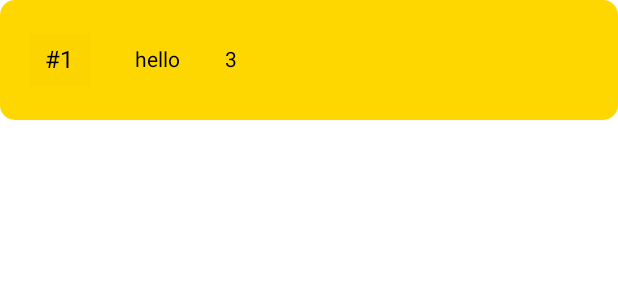
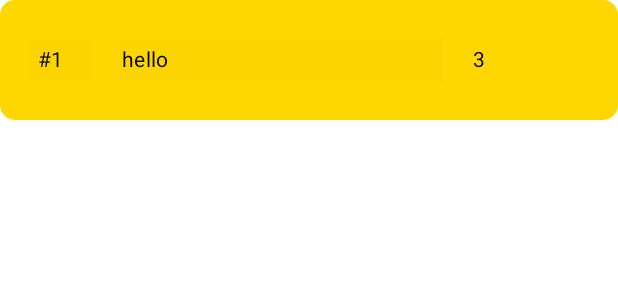
Before and after one commit to steveng85/AppDevelopment, an Android app built with Jetpack Compose: the @Preview function BoardListItemPreview, on a phone screen of 412 x 824 dp. Shown: the top 300 px of the screen. Run offline under Robolectric (Android 15) with nearby library versions, the phone set to English and light mode, and no system bars.

Commit message:
Basic ui done

```diff
--- a/app/src/main/java/com/example/appdevelopment/navigation/NavGraph.kt
+++ b/app/src/main/java/com/example/appdevelopment/navigation/NavGraph.kt
@@ -16,6 +16,7 @@ import com.example.appdevelopment.ui.screens.PasswordResetScreen
 import com.example.appdevelopment.ui.screens.cameraView.CameraScreen
 import com.example.appdevelopment.ui.screens.createAccountView.CreateAccountViewModel
 import com.example.appdevelopment.ui.screens.forgotPasswordView.ForgotPasswordViewModel
+import com.example.appdevelopment.ui.screens.leaderboardsView.LeaderboardScreen
 import com.example.appdevelopment.ui.screens.loginView.LoginViewModel
 
 @ExperimentalMaterial3Api
@@ -65,6 +66,9 @@ fun NavGraph(
             composable(route = Screen.Camera.route) {
                 CameraScreen(navController = navController)
             }
+            composable(route = Screen.Leaderboards.route){
+                LeaderboardScreen(navController = navController)
+            }
         }
     }
 }
--- a/app/src/main/java/com/example/appdevelopment/navigation/Screen.kt
+++ b/app/src/main/java/com/example/appdevelopment/navigation/Screen.kt
@@ -8,4 +8,5 @@ sealed class Screen(val route: String) {
     object ForgotPwd: Screen(route = "forgot_password_screen")
     object PwdReset: Screen(route = "password_reset_screen")
     object Camera: Screen(route = "camera_screen")
+    object Leaderboards: Screen(route = "leaderboards_screen")
 }
--- a/app/src/main/java/com/example/appdevelopment/ui/screens/leaderboardsView/LeaderboardsScreen.kt
+++ b/app/src/main/java/com/example/appdevelopment/ui/screens/leaderboardsView/LeaderboardsScreen.kt
@@ -8,7 +8,7 @@ import androidx.compose.foundation.lazy.LazyColumn
 import androidx.compose.foundation.lazy.items
 import androidx.compose.foundation.lazy.rememberLazyListState
 import androidx.compose.foundation.shape.RoundedCornerShape
-import androidx.compose.material.MaterialTheme
+import androidx.compose.material3.MaterialTheme
 import androidx.compose.material.Surface
 import androidx.compose.material.Text
 import androidx.compose.runtime.Composable
@@ -60,7 +60,6 @@ fun LeaderboardsList(boardList: List<Board>){
 
         items(boardList){ board ->
             BoardCard(rank = board.rank, name = board.name, points = board.point)
-
         }
     }
 
@@ -73,7 +72,7 @@ fun BoardCard(rank: Int, name: String, points: Int){
     val silver = Color(0xffC0C0C0)
     val bronze = Color(0xffCD7F32)
     var backgroundColor = Color.White
-    var borderColor = MaterialTheme.colors.primary
+    var borderColor = MaterialTheme.colorScheme.primary
     if (rank == 1){
         backgroundColor = gold
         borderColor = gold
@@ -87,39 +86,54 @@ fun BoardCard(rank: Int, name: String, points: Int){
 
     Box(
         modifier = Modifier
-            //.padding(start = 20.dp, end = 20.dp)
             .clip(RoundedCornerShape(10.dp))
             .background(color = backgroundColor)
             .height(80.dp)
             .fillMaxWidth()
-            .border(border = BorderStroke(2.dp, borderColor), RoundedCornerShape(15.dp))
+            .border(border = BorderStroke(2.5.dp, borderColor), RoundedCornerShape(15.dp))
     ) {
         Row(
             Modifier
                 .fillMaxSize()
                 .padding(20.dp),
-            horizontalArrangement = Arrangement.spacedBy(30.dp),
+            horizontalArrangement = Arrangement.spacedBy(20.dp),
             verticalAlignment = Alignment.CenterVertically,
 
         ) {
             RankingText(text = "#$rank")
-            Text(text = name)
+            NameText(text = name)
             Text(text = "$points")
         }
     }
 }
 
 @Composable
+fun NameText(text: String, modifier: Modifier = Modifier){
+    Surface(
+        color = MaterialTheme.colorScheme.onSurface.copy(0.01f),
+        modifier = modifier.semantics { heading() }
+    ) {
+        Text(
+            text = text,
+            style = MaterialTheme.typography.bodyMedium,
+            modifier = modifier
+                .width(215.dp)
+                .padding(horizontal = 1.dp, vertical = 5.dp)
+        )
+    }
+}
+
+@Composable
 fun RankingText(text: String, modifier: Modifier = Modifier){
     Surface(
-        color = MaterialTheme.colors.onSurface.copy(0.01f),
+        color = MaterialTheme.colorScheme.onSurface.copy(0.01f),
         modifier = modifier.semantics { heading() }
         ) {
         Text(text = text,
-            style = MaterialTheme.typography.subtitle1,
+            style = MaterialTheme.typography.bodyMedium,
             modifier = modifier
                 .width(40.dp)
-                .padding(horizontal = 10.dp, vertical = 5.dp))
+                .padding(horizontal = 5.dp, vertical = 5.dp))
     }
 }
 
--- a/app/src/main/java/com/example/appdevelopment/ui/screens/loginView/LoginScreen.kt
+++ b/app/src/main/java/com/example/appdevelopment/ui/screens/loginView/LoginScreen.kt
@@ -65,7 +65,7 @@ fun LoginScreen(
                 EmailBox(uiState.emailText, onEvent = {onEvent(it)})
                 PasswordBox(uiState.passwordText, onEvent = {onEvent(it)})
                 LoginButton { navController.navigate(Screen.Camera.route) }
-                ForgotPassword { navController.navigate(Screen.ForgotPwd.route) }
+                ForgotPassword { navController.navigate(Screen.Leaderboards.route) }
             }
         }
     }
--- a/app/src/main/java/com/example/appdevelopment/ui/theme/Color.kt
+++ b/app/src/main/java/com/example/appdevelopment/ui/theme/Color.kt
@@ -6,6 +6,7 @@ import androidx.compose.ui.graphics.Color
 val White = Color(0xFFFFFFFF)
 val Blue = Color(0xFF007FFF)
 
+
 // DarkColorScheme
 val Navy = Color(0xFF071A2F)
 val DarkBlue = Color(0xFF001E3C)
```
Also changed, not shown: app/src/main/java/com/example/appdevelopment/mockData/leaderboards/Boards.kt (+36 -0 lines).
